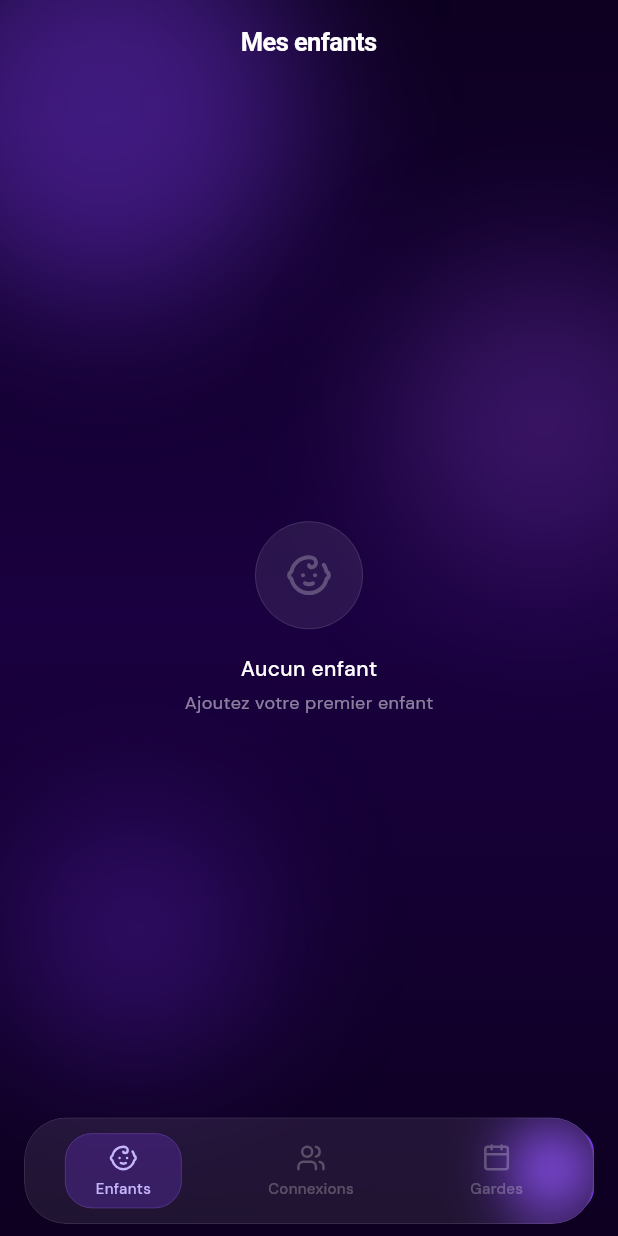
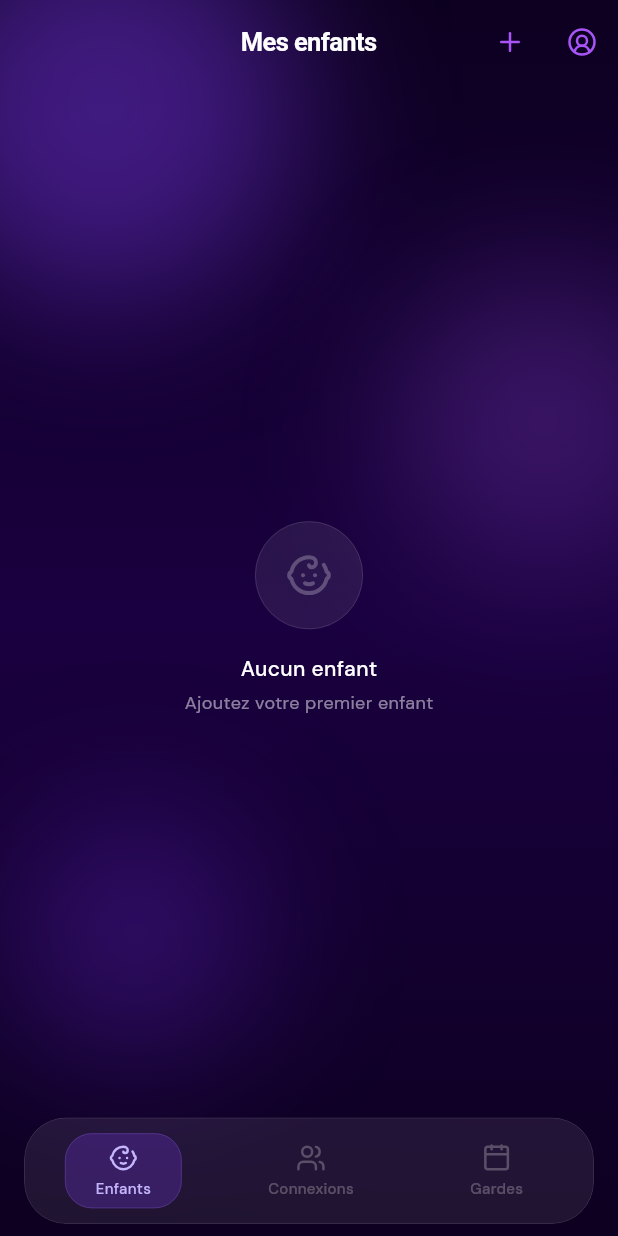
Before and after one commit to franckobe/familyguard, a Flutter app: the screen it shows once a user with an empty profile is signed in, on a phone screen of 412 x 824 dp. Run offline on Flutter 3.47's test engine with Material 3 defaults, Android fonts, the phone set to English and light mode, and no system bars; our stand-ins replace cached_network_image, cloud_firestore, cloud_functions, firebase_auth, firebase_core, firebase_storage and 6 more; accounts and stored records are empty.

Commit message:
fix(nav): move child FAB to AppBar, add profile icon + logout button

```diff
--- a/lib/features/children/screens/children_list_screen.dart
+++ b/lib/features/children/screens/children_list_screen.dart
@@ -1,5 +1,6 @@
 import 'package:flutter/material.dart';
 import 'package:flutter_riverpod/flutter_riverpod.dart';
+import 'package:go_router/go_router.dart';
 import 'package:lucide_icons/lucide_icons.dart';
 import '../../../core/theme/app_colors.dart';
 import '../../../core/theme/app_text_styles.dart';
@@ -19,7 +20,23 @@ class ChildrenListScreen extends ConsumerWidget {
     return Scaffold(
       backgroundColor: Colors.transparent,
       extendBodyBehindAppBar: true,
-      appBar: const GlassAppBar(title: Text('Mes enfants')),
+      appBar: GlassAppBar(
+        title: const Text('Mes enfants'),
+        actions: [
+          IconButton(
+            onPressed: () => showModalBottomSheet(
+              context: context,
+              isScrollControlled: true,
+              builder: (_) => const AddChildBottomSheet(),
+            ),
+            icon: const Icon(LucideIcons.plus, size: 20, color: AppColors.primaryLight),
+          ),
+          IconButton(
+            onPressed: () => context.push('/profile/edit'),
+            icon: const Icon(LucideIcons.userCircle2, size: 20, color: AppColors.primaryLight),
+          ),
+        ],
+      ),
       body: AppBackground(
         child: childrenAsync.when(
           loading: () => const Center(child: CircularProgressIndicator()),
@@ -61,14 +78,6 @@ class ChildrenListScreen extends ConsumerWidget {
           },
         ),
       ),
-      floatingActionButton: FloatingActionButton(
-        onPressed: () => showModalBottomSheet(
-          context: context,
-          isScrollControlled: true,
-          builder: (_) => const AddChildBottomSheet(),
-        ),
-        child: const Icon(LucideIcons.plus),
-      ),
     );
   }
 }
```
Also changed, not shown: lib/features/auth/screens/edit_profile_screen.dart (+8 -0 lines).
